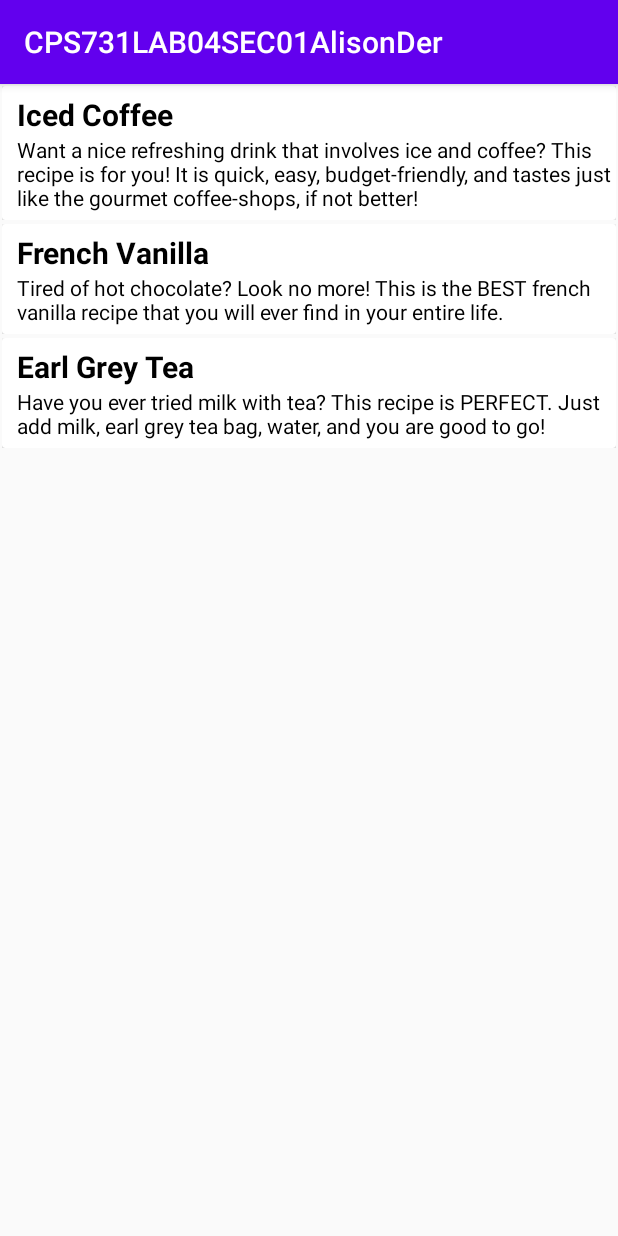
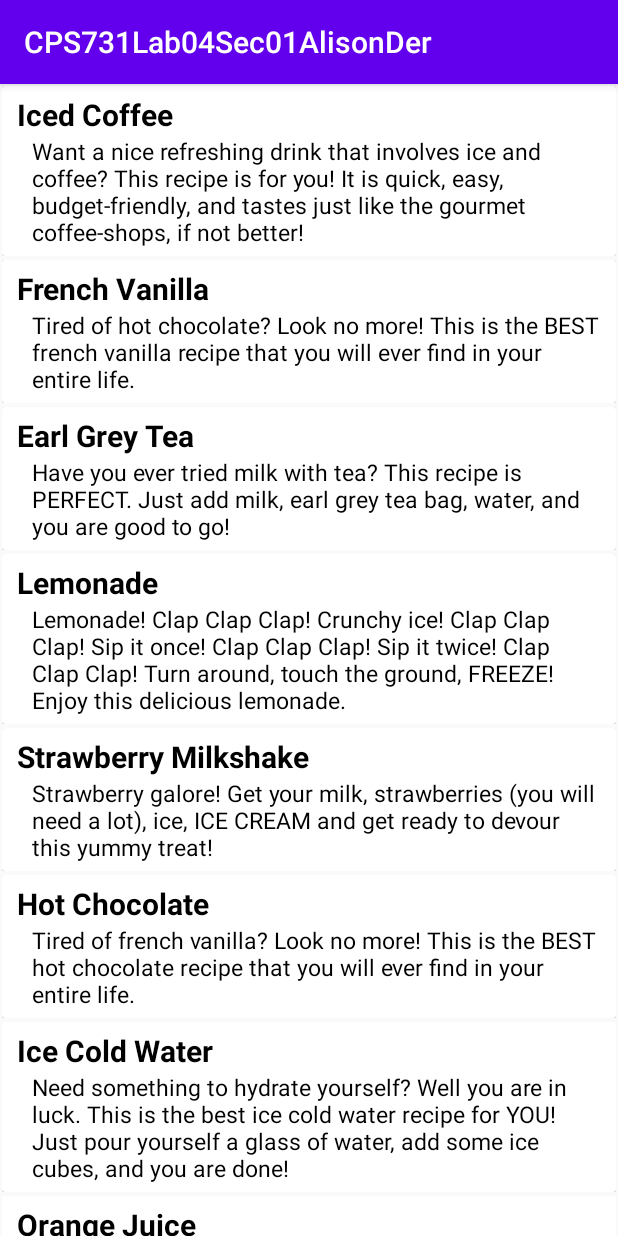
Before and after one commit to pix3lat0r/CPS731Lab04, an Android app: the screen it shows after launch (MainActivity), on a phone screen of 412 x 824 dp. Run offline under Robolectric (Android 15) with nearby library versions, the phone set to English and light mode, and no system bars.

Commit message:
added more items to ingredients array and modified code in MainActivity, RecyclerViewAdapter, and ShowRecipeActivity

```diff
--- a/app/src/main/AndroidManifest.xml
+++ b/app/src/main/AndroidManifest.xml
@@ -1,5 +1,6 @@
 <?xml version="1.0" encoding="utf-8"?>
 <manifest xmlns:android="http://schemas.android.com/apk/res/android"
+    xmlns:tools="http://schemas.android.com/tools"
     package="com.example.cps731lab04sec01alisonder">
 
     <application
@@ -9,6 +10,10 @@
         android:roundIcon="@mipmap/ic_launcher_round"
         android:supportsRtl="true"
         android:theme="@style/AppTheme">
+        <activity android:name=".ShowRecipeActivity"
+            android:parentActivityName=".MainActivity"
+            android:label="Details"
+            tools:targetApi="jelly_bean" />
         <activity android:name=".MainActivity">
             <intent-filter>
                 <action android:name="android.intent.action.MAIN" />
--- a/app/src/main/java/com/example/cps731lab04sec01alisonder/MainActivity.java
+++ b/app/src/main/java/com/example/cps731lab04sec01alisonder/MainActivity.java
@@ -8,8 +8,11 @@ import android.os.Bundle;
 
 public class MainActivity extends AppCompatActivity {
     RecyclerView recyclerView;
-    String titles[], txt[];
-    int images[] = {R.drawable.ic, R.drawable.fv, R.drawable.eg};
+    String[] titles;
+    String[] txt;
+    String[] words;
+    int[] images = {R.drawable.ic, R.drawable.fv, R.drawable.eg, R.drawable.lm,
+            R.drawable.sm, R.drawable.hc, R.drawable.icw, R.drawable.oj};
 
     @Override
     protected void onCreate(Bundle savedInstanceState) {
@@ -19,8 +22,9 @@ public class MainActivity extends AppCompatActivity {
         recyclerView = findViewById(R.id.recyclerView);
         titles = getResources().getStringArray(R.array.recipeTitles);
         txt = getResources().getStringArray(R.array.descriptions);
+        words = getResources().getStringArray(R.array.ingredients);
 
-        RecyclerViewAdapter mAdapter = new RecyclerViewAdapter(this, titles, txt, images);
+        RecyclerViewAdapter mAdapter = new RecyclerViewAdapter(this, titles, txt, words, images);
         recyclerView.setAdapter(mAdapter);
         recyclerView.setLayoutManager(new LinearLayoutManager(this));
     }
--- a/app/src/main/java/com/example/cps731lab04sec01alisonder/RecyclerViewAdapter.java
+++ b/app/src/main/java/com/example/cps731lab04sec01alisonder/RecyclerViewAdapter.java
@@ -1,23 +1,28 @@
 package com.example.cps731lab04sec01alisonder;
 
 import android.content.Context;
+import android.content.Intent;
 import android.view.LayoutInflater;
 import android.view.View;
 import android.view.ViewGroup;
+import android.widget.LinearLayout;
 import android.widget.TextView;
 
 import androidx.annotation.NonNull;
 import androidx.recyclerview.widget.RecyclerView;
 
 public class RecyclerViewAdapter extends RecyclerView.Adapter<RecyclerViewAdapter.MyViewHolder> {
-    String data1[], data2[];
-    int images[];
+    String[] data1;
+    String[] data2;
+    String[] words;
+    int[] images;
     Context context;
 
-    public RecyclerViewAdapter(Context ct, String[] titles, String[] txt, int[] img) {
+    public RecyclerViewAdapter(Context ct, String[] titles, String[] txt, String[]word, int[] img) {
         context = ct;
         data1 = titles;
         data2 = txt;
+        words = word;
         images = img;
     }
 
@@ -30,9 +35,19 @@ public class RecyclerViewAdapter extends RecyclerView.Adapter<RecyclerViewAdapte
     }
 
     @Override
-    public void onBindViewHolder(@NonNull MyViewHolder holder, int position) {
+    public void onBindViewHolder(@NonNull MyViewHolder holder, final int position) {
         holder.tv1.setText(data1[position]);
         holder.tv2.setText(data2[position]);
+        holder.mainLayout.setOnClickListener(new View.OnClickListener() {
+            @Override
+            public void onClick(View v) {
+                Intent intent = new Intent(context, ShowRecipeActivity.class);
+                intent.putExtra("data1", data1[position]);
+                intent.putExtra("data2", words[position]);
+                intent.putExtra("myImage", images[position]);
+                context.startActivity(intent);
+            }
+        });
     }
 
     @Override
@@ -42,10 +57,12 @@ public class RecyclerViewAdapter extends RecyclerView.Adapter<RecyclerViewAdapte
 
     public class MyViewHolder extends RecyclerView.ViewHolder {
         TextView tv1, tv2;
+        LinearLayout mainLayout;
         public MyViewHolder(@NonNull View itemView) {
             super(itemView);
             tv1 = itemView.findViewById(R.id.titleText);
             tv2 = itemView.findViewById(R.id.descriptionText);
+            mainLayout = itemView.findViewById(R.id.mainLayout);
         }
     }
 }
--- a/app/src/main/res/layout/recipelist.xml
+++ b/app/src/main/res/layout/recipelist.xml
@@ -5,7 +5,8 @@
     android:orientation="vertical"
     android:layout_width="match_parent"
     android:layout_height="wrap_content"
-    android:padding="1dp">
+    android:padding="1dp"
+    android:id="@+id/mainLayout">
 
     <androidx.cardview.widget.CardView
         android:layout_width="match_parent"
@@ -32,14 +33,18 @@
 
             <TextView
                 android:id="@+id/descriptionText"
-                android:layout_width="wrap_content"
+                android:layout_width="378dp"
                 android:layout_height="wrap_content"
                 android:layout_marginBottom="5dp"
-                android:layout_marginLeft="10dp"
-                android:layout_marginStart="10dp"
+                android:layout_marginEnd="21dp"
+                android:layout_marginLeft="30dp"
+                android:layout_marginRight="21dp"
+                android:layout_marginStart="30dp"
                 android:text="@string/descript"
                 android:textColor="@color/black"
+                android:textSize="15sp"
                 app:layout_constraintBottom_toBottomOf="parent"
+                app:layout_constraintEnd_toEndOf="parent"
                 app:layout_constraintStart_toStartOf="parent"
                 app:layout_constraintTop_toBottomOf="@+id/titleText" />
         </androidx.constraintlayout.widget.ConstraintLayout>
--- a/app/src/main/res/values/strings.xml
+++ b/app/src/main/res/values/strings.xml
@@ -1,15 +1,35 @@
 <resources>
-    <string name="app_name">CPS731LAB04SEC01AlisonDer</string>
+    <string name="app_name">CPS731Lab04Sec01AlisonDer</string>
     <string name="title">Title</string>
     <string name="descript">Description</string>
+    <string-array name="ingredients">
+        <item>Ingredients:\n1/2 cup sugar\n1/2 teaspoon vanilla extract\n1 cup coffee, at room temperature\n2 tablespoons half and half, or more, to taste</item>
+        <item>Ingredients:\n1 cup milk, of your choice\n1 can sweetened condensed milk\n1 vanilla pod\n1 tablespoon vanilla extract</item>
+        <item>Ingredients:\n2 cups water\n2 Earl Grey tea bags\n2 tbsp liquid honey\n4 cups milk\n1 vanilla bean</item>
+        <item>Ingredients:\n1 cup granulated sugar\n1 cup water\n1 cup lemon juice\n2 to 3 cups cold water</item>
+        <item>Ingredients:\n1 cup strawberries\n1 cup vanilla ice cream\n1/2 cup milk</item>
+        <item>Ingredients:\n4 cups milk\n1/4 cup unsweetened cocoa powder\n1/4 cup granulated sugar\n1/2 cup  semisweet chocolate chips\n1/4 teaspoon pure vanilla extract</item>
+        <item>Ingredients:\n1 cup water\nA handful of ice cubes</item>
+        <item>Ingredients:\n4 oranges</item>
+    </string-array>
     <string-array name="recipeTitles">
         <item>Iced Coffee</item>
         <item>French Vanilla</item>
         <item>Earl Grey Tea</item>
+        <item>Lemonade</item>
+        <item>Strawberry Milkshake</item>
+        <item>Hot Chocolate</item>
+        <item>Ice Cold Water</item>
+        <item>Orange Juice</item>
     </string-array>
     <string-array name="descriptions">
         <item>Want a nice refreshing drink that involves ice and coffee? This recipe is for you! It is quick, easy, budget-friendly, and tastes just like the gourmet coffee-shops, if not better!</item>
         <item>Tired of hot chocolate? Look no more! This is the BEST french vanilla recipe that you will ever find in your entire life.</item>
         <item>Have you ever tried milk with tea? This recipe is PERFECT. Just add milk, earl grey tea bag, water, and you are good to go!</item>
+        <item>Lemonade! Clap Clap Clap! Crunchy ice! Clap Clap Clap! Sip it once! Clap Clap Clap! Sip it twice! Clap Clap Clap! Turn around, touch the ground, FREEZE! Enjoy this delicious lemonade.</item>
+        <item>Strawberry galore! Get your milk, strawberries (you will need a lot), ice, ICE CREAM and get ready to devour this yummy treat!</item>
+        <item>Tired of french vanilla? Look no more! This is the BEST hot chocolate recipe that you will ever find in your entire life.</item>
+        <item>Need something to hydrate yourself? Well you are in luck. This is the best ice cold water recipe for YOU! Just pour yourself a glass of water, add some ice cubes, and you are done!</item>
+        <item>Orange + juice = OJ! Fresh organic orange juice. Perfect for kids.</item>
     </string-array>
 </resources>
```
Also changed, not shown: app/src/main/java/com/example/cps731lab04sec01alisonder/ShowRecipeActivity.java (added, +46 -0 lines), app/src/main/res/layout/activity_show_recipe.xml (added, +53 -0 lines), app/src/main/res/drawable/hc.png (added), app/src/main/res/drawable/icw.jpg (added), app/src/main/res/drawable/lm.jpg (added), app/src/main/res/drawable/oj.jpg (added), app/src/main/res/drawable/sm.jpg (added).
